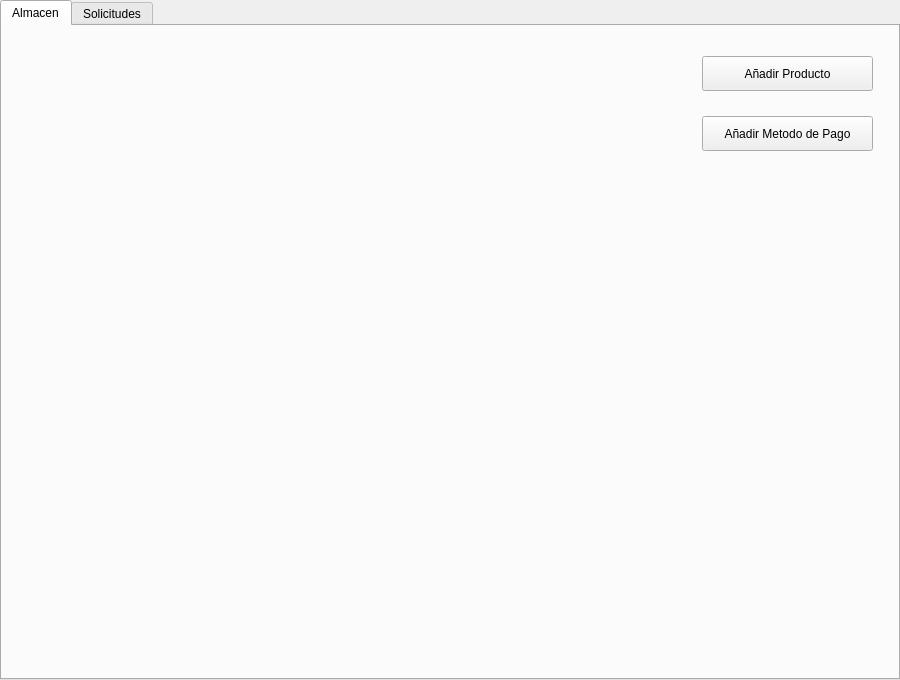
Qt form pantalla_proveedor.ui (barreto-exe/Delivender) before a commit.
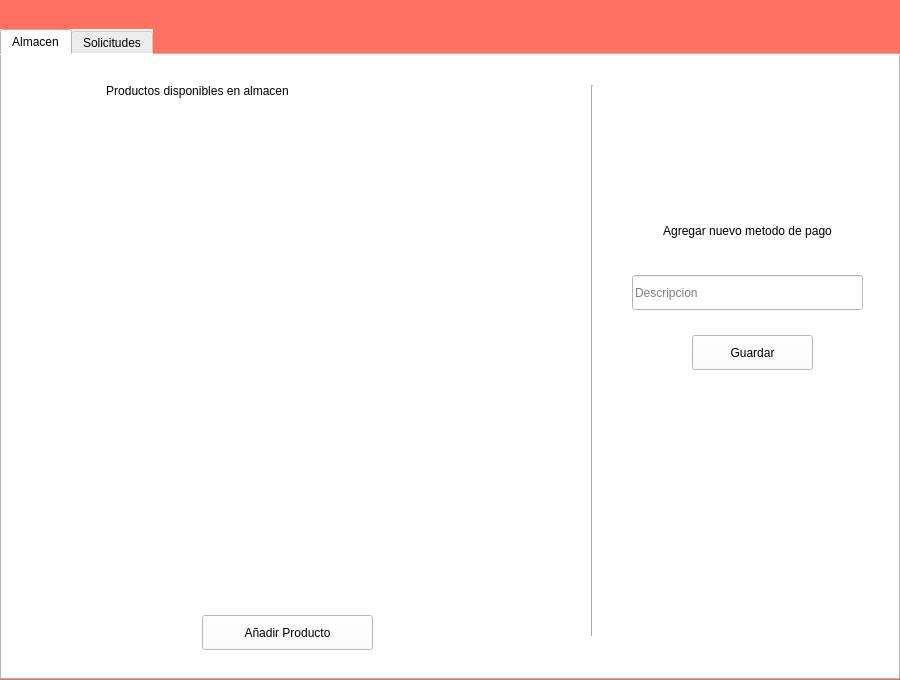
The same form after that commit. The open tabs and pages were chosen to show the change.

Commit message:
Muchas cosas en el front de proveedor a mimir
la mayoria sin probar bien pero palante

Patch:
```diff
--- a/pantalla_proveedor.ui
+++ b/pantalla_proveedor.ui
@@ -26,15 +26,21 @@
     </rect>
    </property>
    <widget class="QWidget" name="inicio">
+    <property name="styleSheet">
+     <string notr="true">background-color: rgb(255, 114, 98)</string>
+    </property>
     <widget class="QTabWidget" name="tabWidget">
      <property name="geometry">
       <rect>
        <x>0</x>
-       <y>0</y>
+       <y>29</y>
        <width>900</width>
-       <height>680</height>
+       <height>651</height>
       </rect>
      </property>
+     <property name="styleSheet">
+      <string notr="true">background-color: rgb(255, 255, 255);</string>
+     </property>
      <property name="tabShape">
       <enum>QTabWidget::Rounded</enum>
      </property>
@@ -48,10 +54,10 @@
       <widget class="QWidget" name="gridLayoutWidget">
        <property name="geometry">
         <rect>
-         <x>60</x>
-         <y>30</y>
-         <width>591</width>
-         <height>561</height>
+         <x>30</x>
+         <y>60</y>
+         <width>521</width>
+         <height>481</height>
         </rect>
        </property>
        <layout class="QGridLayout" name="productLayout"/>
@@ -59,8 +65,8 @@
       <widget class="QPushButton" name="btnAddProducto">
        <property name="geometry">
         <rect>
-         <x>700</x>
-         <y>30</y>
+         <x>200</x>
+         <y>560</y>
          <width>171</width>
          <height>35</height>
         </rect>
@@ -72,14 +78,84 @@
       <widget class="QPushButton" name="btnAddMetPago">
        <property name="geometry">
         <rect>
-         <x>700</x>
-         <y>90</y>
-         <width>171</width>
+         <x>690</x>
+         <y>280</y>
+         <width>121</width>
          <height>35</height>
         </rect>
        </property>
        <property name="text">
-        <string>Añadir Metodo de Pago</string>
+        <string>Guardar</string>
+       </property>
+      </widget>
+      <widget class="Line" name="line">
+       <property name="geometry">
+        <rect>
+         <x>580</x>
+         <y>30</y>
+         <width>20</width>
+         <height>551</height>
+        </rect>
+       </property>
+       <property name="orientation">
+        <enum>Qt::Vertical</enum>
+       </property>
+      </widget>
+      <widget class="QLabel" name="label">
+       <property name="geometry">
+        <rect>
+         <x>620</x>
+         <y>160</y>
+         <width>251</width>
+         <height>31</height>
+        </rect>
+       </property>
+       <property name="styleSheet">
+        <string notr="true">font: 75 12pt &quot;Quicksand Medium&quot;;</string>
+       </property>
+       <property name="text">
+        <string>Agregar nuevo metodo de pago</string>
+       </property>
+       <property name="alignment">
+        <set>Qt::AlignCenter</set>
+       </property>
+       <property name="wordWrap">
+        <bool>true</bool>
+       </property>
+      </widget>
+      <widget class="QLineEdit" name="descripcionMetodo">
+       <property name="geometry">
+        <rect>
+         <x>630</x>
+         <y>220</y>
+         <width>231</width>
+         <height>35</height>
+        </rect>
+       </property>
+       <property name="placeholderText">
+        <string>Descripcion</string>
+       </property>
+      </widget>
+      <widget class="QLabel" name="label_2">
+       <property name="geometry">
+        <rect>
+         <x>30</x>
+         <y>20</y>
+         <width>331</width>
+         <height>31</height>
+        </rect>
+       </property>
+       <property name="styleSheet">
+        <string notr="true">font: 75 14pt &quot;Quicksand Medium&quot;;</string>
+       </property>
+       <property name="text">
+        <string>Productos disponibles en almacen</string>
+       </property>
+       <property name="alignment">
+        <set>Qt::AlignCenter</set>
+       </property>
+       <property name="wordWrap">
+        <bool>true</bool>
        </property>
       </widget>
      </widget>
```
Left out of the diff: 82 changed lines with no effect on the pictures. The commit also changes 9 other files.
